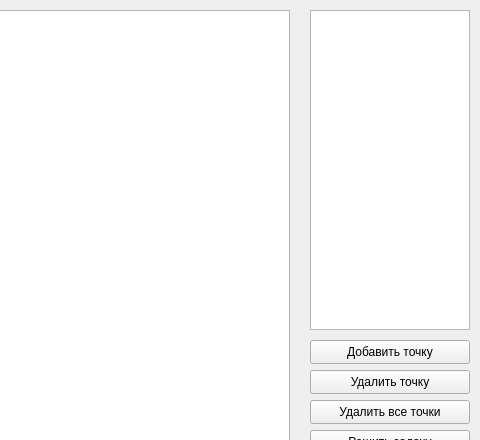
Before: the Qt Designer form antsor/lab_01/mainwindow.ui in SGCube/IU7-Computer-Graphics, drawn with Qt 5; both pictures show x 320 to 800 and y 0 to 440 of the 800 by 600 pixel window.
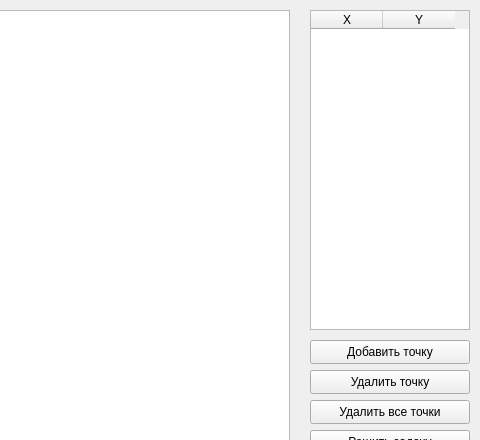
After: the same form once the commit is applied.

Commit message: #6 draw button function made

Patch:
```diff
--- a/antsor/lab_01/mainwindow.ui
+++ b/antsor/lab_01/mainwindow.ui
@@ -58,19 +58,19 @@
      <number>2</number>
     </property>
     <attribute name="horizontalHeaderVisible">
-     <bool>false</bool>
+     <bool>true</bool>
     </attribute>
     <attribute name="horizontalHeaderDefaultSectionSize">
-     <number>80</number>
+     <number>72</number>
     </attribute>
     <attribute name="horizontalHeaderHighlightSections">
      <bool>true</bool>
     </attribute>
     <attribute name="horizontalHeaderMinimumSectionSize">
-     <number>80</number>
+     <number>72</number>
     </attribute>
     <attribute name="verticalHeaderVisible">
-     <bool>false</bool>
+     <bool>true</bool>
     </attribute>
     <attribute name="verticalHeaderDefaultSectionSize">
      <number>24</number>
@@ -177,7 +177,7 @@
      <string>Решить задачу</string>
     </property>
    </widget>
-   <widget class="QLabel" name="txtWindow">
+   <widget class="QLabel" name="msgFrame">
     <property name="geometry">
      <rect>
       <x>10</x>
@@ -189,6 +189,9 @@
     <property name="autoFillBackground">
      <bool>false</bool>
     </property>
+    <property name="styleSheet">
+     <string notr="true">background-color: rgb(255, 255, 255);</string>
+    </property>
     <property name="frameShape">
      <enum>QFrame::Box</enum>
     </property>
```
The commit also changes 2 other files.
